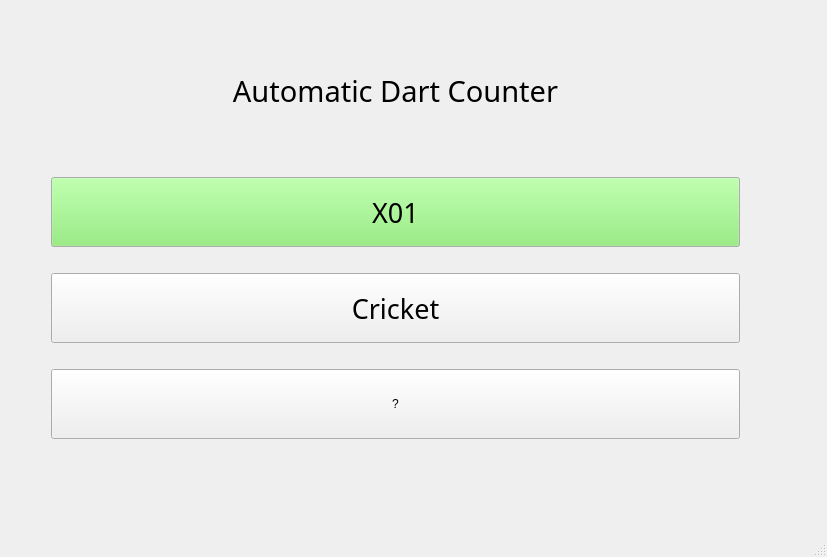
Old version of the form mainwindow.ui in the repository White-Dwarf/Automatic_Dart_Detection.
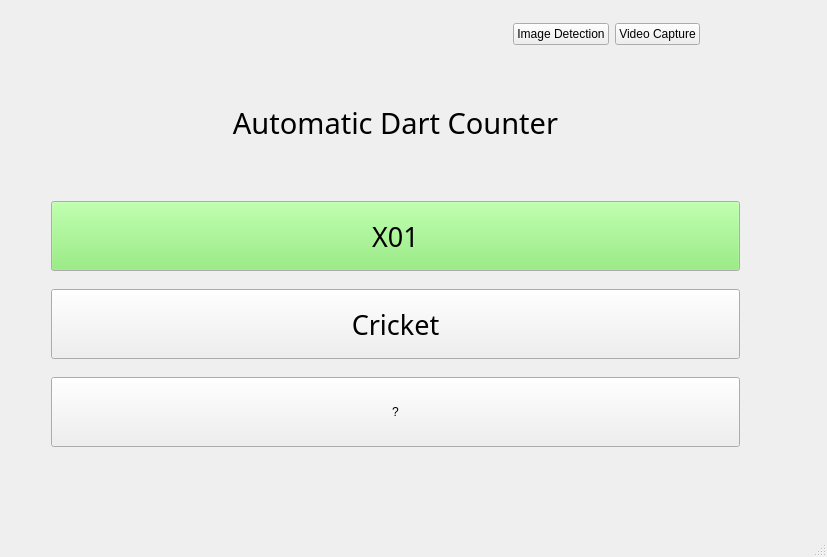
New version of the form.

The edit to the form file:
```diff
--- a/mainwindow.ui
+++ b/mainwindow.ui
@@ -30,6 +30,71 @@
      </rect>
     </property>
     <layout class="QVBoxLayout" name="verticalLayout">
+     <item>
+      <layout class="QHBoxLayout" name="horizontalLayout">
+       <item>
+        <spacer name="horizontalSpacer">
+         <property name="orientation">
+          <enum>Qt::Horizontal</enum>
+         </property>
+         <property name="sizeType">
+          <enum>QSizePolicy::Expanding</enum>
+         </property>
+         <property name="sizeHint" stdset="0">
+          <size>
+           <width>40</width>
+           <height>20</height>
+          </size>
+         </property>
+        </spacer>
+       </item>
+       <item>
+        <widget class="QPushButton" name="button_image_detection">
+         <property name="sizePolicy">
+          <sizepolicy hsizetype="Fixed" vsizetype="Fixed">
+           <horstretch>0</horstretch>
+           <verstretch>0</verstretch>
+          </sizepolicy>
+         </property>
+         <property name="layoutDirection">
+          <enum>Qt::LeftToRight</enum>
+         </property>
+         <property name="text">
+          <string>Image Detection</string>
+         </property>
+        </widget>
+       </item>
+       <item>
+        <widget class="QPushButton" name="button_video_capture">
+         <property name="sizePolicy">
+          <sizepolicy hsizetype="Fixed" vsizetype="Fixed">
+           <horstretch>0</horstretch>
+           <verstretch>0</verstretch>
+          </sizepolicy>
+         </property>
+         <property name="text">
+          <string>Video Capture</string>
+         </property>
+        </widget>
+       </item>
+       <item>
+        <spacer name="horizontalSpacer_2">
+         <property name="orientation">
+          <enum>Qt::Horizontal</enum>
+         </property>
+         <property name="sizeType">
+          <enum>QSizePolicy::Fixed</enum>
+         </property>
+         <property name="sizeHint" stdset="0">
+          <size>
+           <width>40</width>
+           <height>20</height>
+          </size>
+         </property>
+        </spacer>
+       </item>
+      </layout>
+     </item>
      <item>
       <spacer name="verticalSpacer_3">
        <property name="orientation">
```
